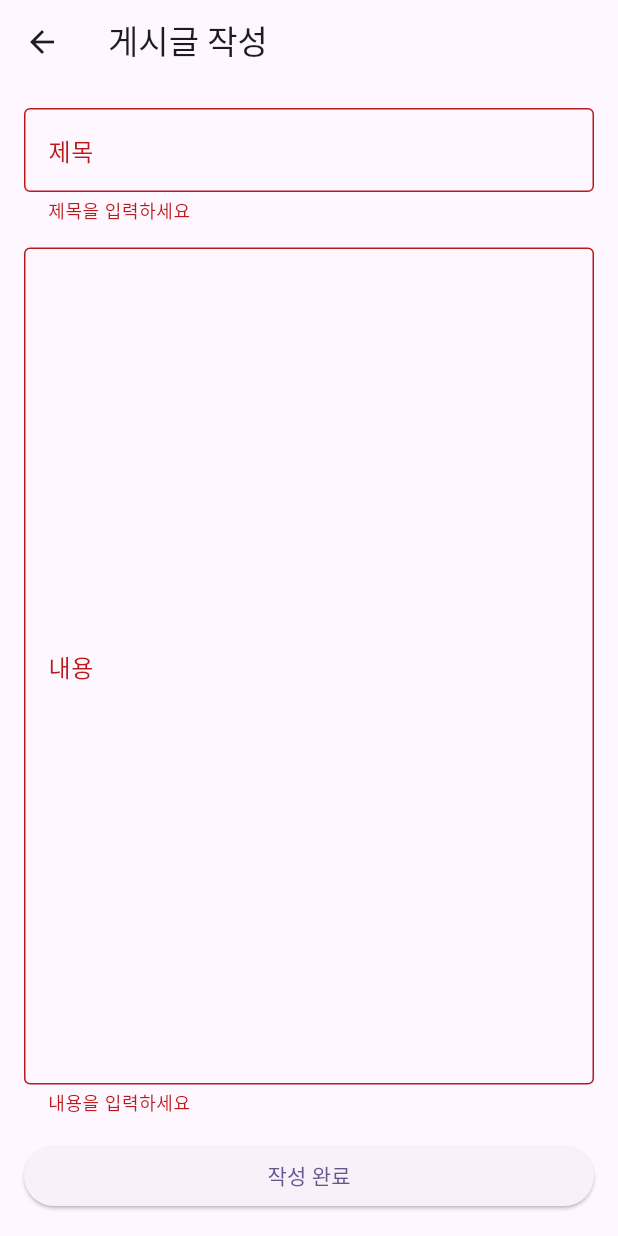
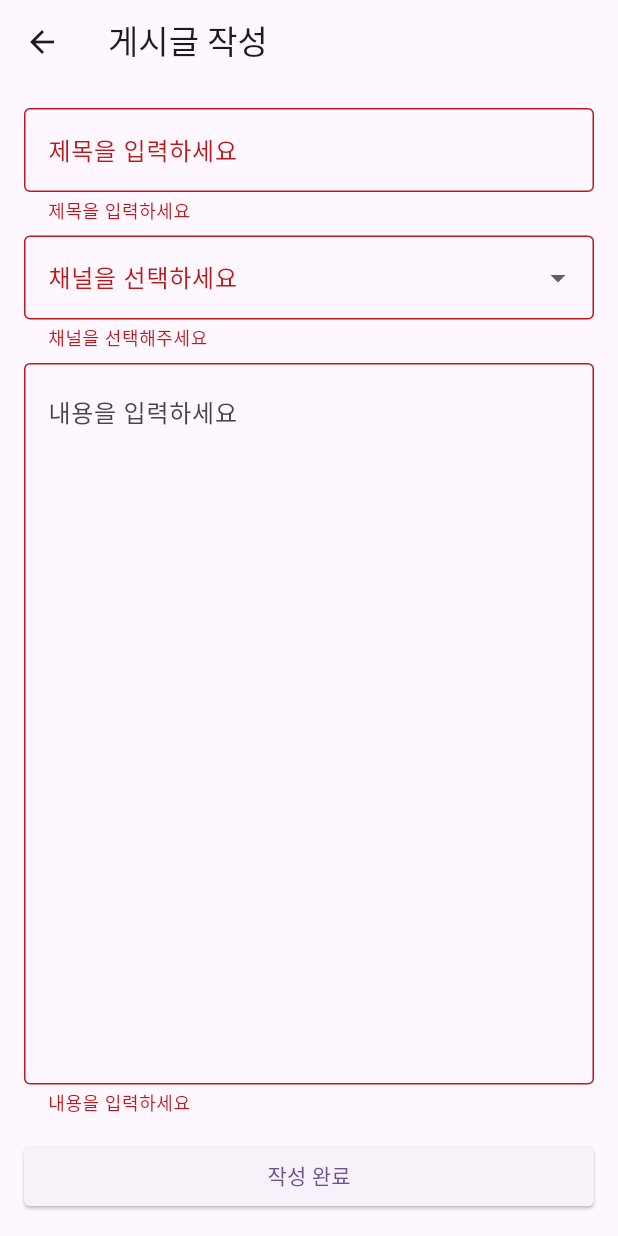
Before and after one commit to kumgold/blind-clone-flutter, a Flutter app: the AddPostScreen screen opened directly, after a tap on "작성 완료", on a phone screen of 412 x 824 dp. Run offline on Flutter 3.47's test engine with Material 3 defaults, Android fonts, the light colour scheme and no system bars; our stand-ins replace equatable, firebase_core, firebase_database, flutter_bloc; accounts and stored records are empty.

Commit message:
📝 feature - add channel name
- add channel name in post, post detail
- database

```diff
--- /dev/null
+++ b/blind-clone/lib/data/channel.dart
@@ -0,0 +1,12 @@
+class Channel {
+  static const channels = [
+    'IT 엔지니어',
+    '주식, 투자',
+    '자동차',
+    '부동산',
+    '이직, 커리어',
+    '썸, 연애',
+    '블라블라',
+    '스토리',
+  ];
+}
--- a/blind-clone/lib/data/post.dart
+++ b/blind-clone/lib/data/post.dart
@@ -2,13 +2,13 @@ import 'package:equatable/equatable.dart';
 
 class Post extends Equatable {
   final String id;
-  final String channelId;
+  final String channelName;
   final String title;
   final String content;
 
   const Post({
     required this.id,
-    required this.channelId,
+    required this.channelName,
     required this.title,
     required this.content,
   });
@@ -16,12 +16,21 @@ class Post extends Equatable {
   factory Post.fromJson(String id, Map<String, dynamic> json) {
     return Post(
       id: id,
-      channelId: json['channelId'] ?? '',
+      channelName: json['channelName'] ?? '',
       title: json['title'] ?? '제목 없음',
       content: json['content'] ?? '내용 없음',
     );
   }
 
+  Map<String, dynamic> toJson() {
+    return {
+      'id': id,
+      'channelName': channelName,
+      'title': title,
+      'content': content,
+    };
+  }
+
   @override
-  List<Object?> get props => [id, channelId, title, content];
+  List<Object?> get props => [id, channelName, title, content];
 }
--- a/blind-clone/lib/data/post_repository.dart
+++ b/blind-clone/lib/data/post_repository.dart
@@ -42,10 +42,7 @@ class PostRepository {
 
   Future<void> addPost(Post post) async {
     try {
-      await _postsRef.child(post.id).set({
-        'title': post.title,
-        'content': post.content,
-      });
+      await _postsRef.child(post.id).set(post.toJson());
     } catch (e) {
       throw Exception('Failed to add post: $e');
     }
--- a/blind-clone/lib/ui/add_post/add_post_screen.dart
+++ b/blind-clone/lib/ui/add_post/add_post_screen.dart
@@ -1,3 +1,4 @@
+import 'package:blind_clone_flutter/data/channel.dart';
 import 'package:blind_clone_flutter/data/post.dart';
 import 'package:blind_clone_flutter/ui/add_post/add_post_bloc.dart';
 import 'package:blind_clone_flutter/ui/add_post/add_post_state.dart';
@@ -14,14 +15,15 @@ class AddPostScreen extends StatefulWidget {
 class _AddPostScreenState extends State<AddPostScreen> {
   final _titleController = TextEditingController();
   final _contentController = TextEditingController();
+  final _formKey = GlobalKey<FormState>();
 
-  final _formKey = GlobalKey<FormState>();
+  String? _selectedChannel;
 
   void _submit() {
     if (_formKey.currentState?.validate() ?? false) {
       final post = Post(
         id: DateTime.now().millisecondsSinceEpoch.toString(),
-        channelId: '',
+        channelName: _selectedChannel!,
         title: _titleController.text.trim(),
         content: _contentController.text.trim(),
       );
@@ -32,6 +34,8 @@ class _AddPostScreenState extends State<AddPostScreen> {
 
   @override
   Widget build(BuildContext context) {
+    final channels = Channel.channels;
+
     return Scaffold(
       appBar: AppBar(title: const Text('게시글 작성')),
       body: BlocConsumer<AddPostBloc, AddPostState>(
@@ -56,24 +60,47 @@ class _AddPostScreenState extends State<AddPostScreen> {
                   TextFormField(
                     controller: _titleController,
                     decoration: const InputDecoration(
-                      labelText: '제목',
+                      labelText: '제목을 입력하세요',
                       border: OutlineInputBorder(),
                     ),
                     validator: (value) => value == null || value.trim().isEmpty
                         ? '제목을 입력하세요'
                         : null,
                   ),
-                  const SizedBox(height: 16),
+                  const SizedBox(height: 8),
+                  DropdownButtonFormField<String>(
+                    decoration: const InputDecoration(
+                      labelText: '채널을 선택하세요',
+                      border: OutlineInputBorder(),
+                    ),
+                    value: _selectedChannel,
+                    items: channels
+                        .map(
+                          (channel) => DropdownMenuItem(
+                            value: channel,
+                            child: Text(channel),
+                          ),
+                        )
+                        .toList(),
+                    onChanged: (value) {
+                      setState(() {
+                        _selectedChannel = value;
+                      });
+                    },
+                    validator: (value) => value == null ? '채널을 선택해주세요' : null,
+                  ),
+                  const SizedBox(height: 8),
                   Expanded(
                     child: TextFormField(
                       controller: _contentController,
                       decoration: const InputDecoration(
-                        labelText: '내용',
+                        hintText: '내용을 입력하세요',
                         border: OutlineInputBorder(),
                       ),
                       keyboardType: TextInputType.multiline,
                       maxLines: null,
                       expands: true,
+                      textAlignVertical: TextAlignVertical.top,
                       validator: (value) =>
                           value == null || value.trim().isEmpty
                           ? '내용을 입력하세요'
@@ -84,6 +111,11 @@ class _AddPostScreenState extends State<AddPostScreen> {
                   SizedBox(
                     width: double.infinity,
                     child: ElevatedButton(
+                      style: ElevatedButton.styleFrom(
+                        shape: RoundedRectangleBorder(
+                          borderRadius: BorderRadius.circular(4),
+                        ),
+                      ),
                       onPressed: isLoading ? null : _submit,
                       child: isLoading
                           ? const CircularProgressIndicator()
--- a/blind-clone/lib/ui/post_detail/post_detail_screen.dart
+++ b/blind-clone/lib/ui/post_detail/post_detail_screen.dart
@@ -42,13 +42,14 @@ class PostDetailView extends StatelessWidget {
               child: Column(
                 crossAxisAlignment: CrossAxisAlignment.start,
                 children: [
+                  Text(state.post.channelName),
                   Text(
                     state.post.title,
                     style: Theme.of(context).textTheme.headlineSmall,
                   ),
                   const SizedBox(height: 8),
                   const Divider(),
-                  const SizedBox(height: 16),
+                  const SizedBox(height: 8),
                   Text(
                     state.post.content,
                     style: Theme.of(context).textTheme.bodyLarge,
```
Also changed, not shown: blind-clone/lib/share/drawer_scaffold.dart (+2 -10 lines), blind-clone/lib/ui/home/home_screen.dart (+15 -1 lines).
